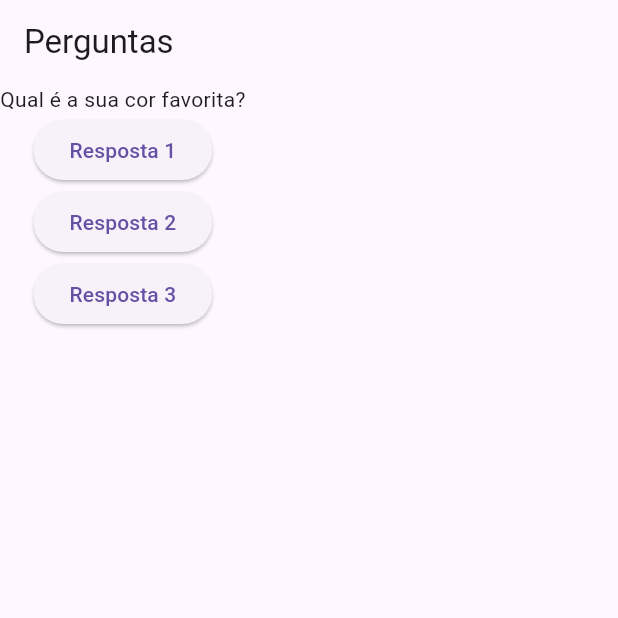
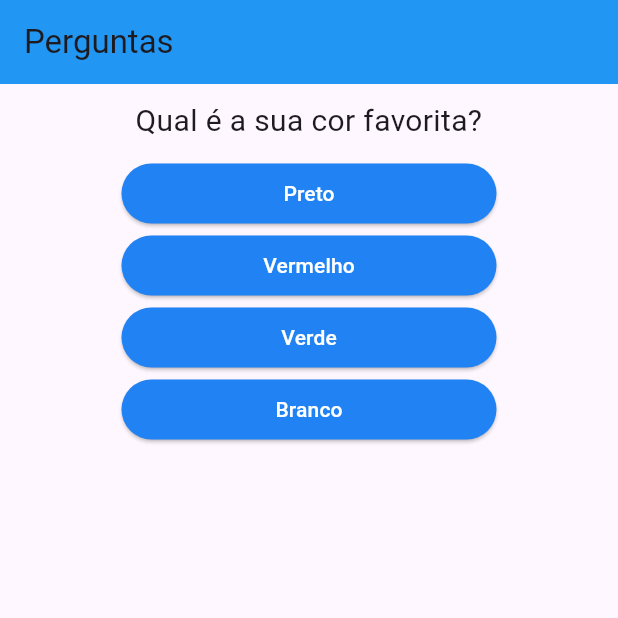
Before and after one commit to pedro-jpc/curso_flutter, a Flutter app: the screen it shows after launch, on a phone screen of 412 x 824 dp, the top half of it. Run offline on Flutter 3.47's test engine with Material 3 defaults, Android fonts, the phone set to English and light mode, and no system bars.

Commit message:
Atualização
questinoário

```diff
--- a/lib/main.dart
+++ b/lib/main.dart
@@ -1,46 +1,58 @@
 import 'package:flutter/material.dart';
+import './questao.dart';
+import './resposta.dart';
 
 void main() => runApp(const PerguntaApp());
 
-class PerguntaAppState extends State<PerguntaApp> {
-  var perguntaSelecionada = 0;
+class _PerguntaAppState extends State<PerguntaApp> {
+  var _perguntaSelecionada = 0;
+  final _perguntas = const [
+    {
+      'texto': 'Qual é a sua cor favorita?',
+      'respostas': ['Preto', 'Vermelho', 'Verde', 'Branco'],
+    },
+    {
+      'texto': 'Qual é o seu animal favorito?',
+      'respostas': ['Coelho', 'Cobra', 'Elefante', 'Leão'],
+    },
+    {
+      'texto': 'Qual é o seu instrutor favorito?',
+      'respostas': ['Maria', 'João', 'Leo', 'Pedro'],
+    },
+  ];
 
-  void responder() {
-    setState(() {
-      perguntaSelecionada++;
-    });
-    print(perguntaSelecionada);
+  void _responder() {
+    if (temPerguntaSelecionada) {
+      setState(() {
+        _perguntaSelecionada++;
+      });
+    }
+  }
+
+  bool get temPerguntaSelecionada {
+    return _perguntaSelecionada < _perguntas.length;
   }
 
   @override
   Widget build(BuildContext context) {
-    final perguntas = [
-      'Qual é a sua cor favorita?',
-      'Qual é o seu animal favorito?',
-    ];
+    List<String> respostas = temPerguntaSelecionada
+        ? _perguntas[_perguntaSelecionada]['respostas'] as List<String>
+        : [];
 
     return MaterialApp(
       home: Scaffold(
         appBar: AppBar(
           title: const Text('Perguntas'),
+          backgroundColor: Colors.blue,
         ),
-        body: Column(
-          children: [
-            Text(perguntas[perguntaSelecionada]),
-            ElevatedButton(
-              onPressed: responder,
-              child: const Text('Resposta 1'),
-            ),
-            ElevatedButton(
-              onPressed: responder,
-              child: const Text('Resposta 2'),
-            ),
-            ElevatedButton(
-              onPressed: responder,
-              child: const Text('Resposta 3'),
-            ),
-          ],
-        ),
+        body: temPerguntaSelecionada
+            ? Column(
+                children: [
+                  Questao(_perguntas[_perguntaSelecionada]['texto'] as String),
+                  ...respostas.map((t) => Resposta(t, _responder)).toList(),
+                ],
+              )
+            : null,
       ),
     );
   }
@@ -50,7 +62,7 @@
   const PerguntaApp({super.key});
 
   @override
-  PerguntaAppState createState() {
-    return PerguntaAppState();
+  _PerguntaAppState createState() {
+    return _PerguntaAppState();
   }
 }
--- /dev/null
+++ b/lib/questao.dart
@@ -0,0 +1,20 @@
+import 'package:flutter/material.dart';
+
+class Questao extends StatelessWidget {
+  final String texto;
+
+  const Questao(this.texto, {super.key});
+
+  @override
+  Widget build(BuildContext context) {
+    return Container(
+      width: double.infinity,
+      margin: const EdgeInsets.all(10),
+      child: Text(
+        texto,
+        style: const TextStyle(fontSize: 20),
+        textAlign: TextAlign.center,
+      ),
+    );
+  }
+}
--- /dev/null
+++ b/lib/resposta.dart
@@ -0,0 +1,25 @@
+import 'package:flutter/material.dart';
+
+class Resposta extends StatelessWidget {
+  final String texto;
+  final void Function() quandoSelecionado;
+
+  const Resposta(this.texto, this.quandoSelecionado, {super.key});
+
+  @override
+  Widget build(BuildContext context) {
+    return SizedBox(
+      width: 250,
+      child: ElevatedButton(
+        style: ElevatedButton.styleFrom(
+          backgroundColor: const Color.fromARGB(255, 33, 131, 243),
+          foregroundColor: Colors.white,
+        ),
+        onPressed: quandoSelecionado,
+        onHover: (value) => const Color.fromARGB(255, 7, 230, 255),
+        onFocusChange: (value) => Color.fromARGB,
+        child: Text(texto),
+      ),
+    );
+  }
+}
```
